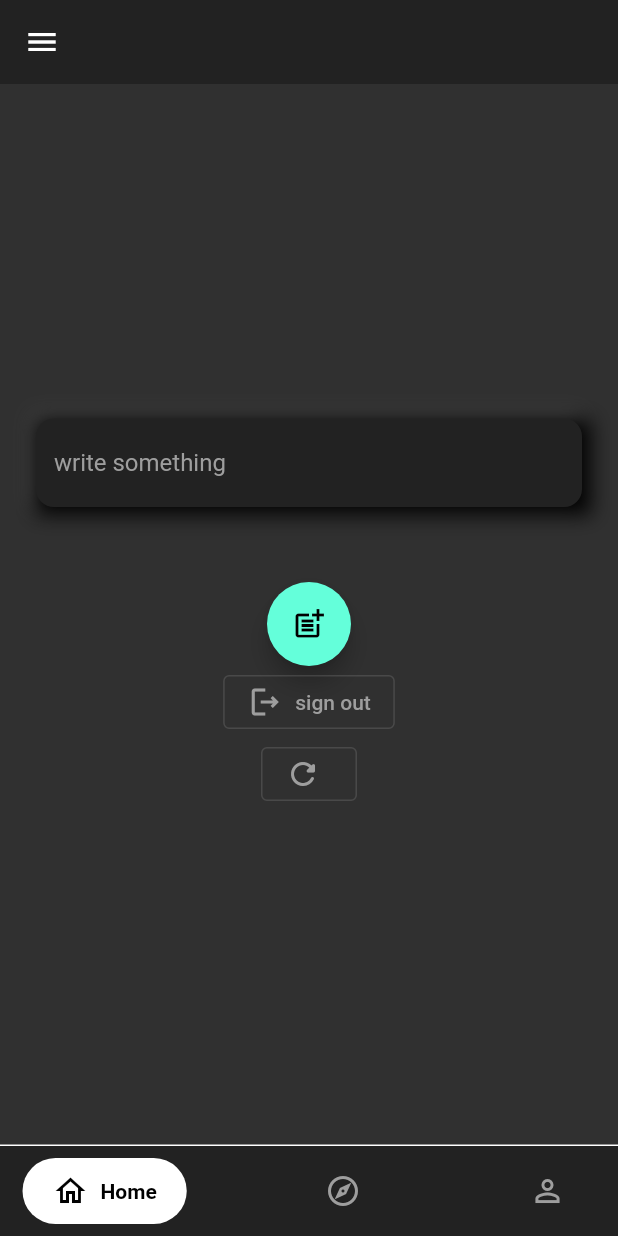
After one commit to notaringblade/social_media_app, a Flutter app: the screen it shows once a user with an empty profile is signed in, after a tap on the "add" icon, on a phone screen of 412 x 824 dp. The commit adds this screen. Run offline on Flutter 3.47's test engine with Material 2 defaults, Android fonts, the phone set to English and light mode, and no system bars; drawn by our look-alikes of google_nav_bar; our stand-ins replace bloc, cloud_firestore, equatable, firebase_auth, firebase_core, go_router and 1 more; accounts and stored records are empty.

Commit message:
user feed with refresh

```diff
--- a/lib/main_pages/explore_page.dart
+++ b/lib/main_pages/explore_page.dart
@@ -2,8 +2,8 @@ import 'package:cloud_firestore/cloud_firestore.dart';
 import 'package:firebase_auth/firebase_auth.dart';
 import 'package:flutter/material.dart';
 import 'package:go_router/go_router.dart';
+import 'package:liquid_pull_to_refresh/liquid_pull_to_refresh.dart';
 import 'package:social_media_app/models/user_model.dart';
-import 'package:social_media_app/screens/other_user_screen.dart';
 import 'package:social_media_app/services/auth_user.dart';
 
 class ExplorePage extends StatefulWidget {
@@ -15,12 +15,17 @@ class ExplorePage extends StatefulWidget {
   State<ExplorePage> createState() => _ExplorePageState();
 }
 
-class _ExplorePageState extends State<ExplorePage> {
+class _ExplorePageState extends State<ExplorePage>
+    with AutomaticKeepAliveClientMixin {
   List<UserModel> usersList = [];
   String currentUserId = '';
   final AuthUser _authUser = AuthUser();
   User? user = FirebaseAuth.instance.currentUser;
   CollectionReference userRef = FirebaseFirestore.instance.collection('users');
+
+  Future refresh() async {
+    setState(() {});
+  }
 
   @override
   void initState() {
@@ -31,6 +36,7 @@ class _ExplorePageState extends State<ExplorePage> {
 
   @override
   Widget build(BuildContext context) {
+    super.build(context);
     return Center(
       child: Column(
         mainAxisAlignment: MainAxisAlignment.start,
@@ -44,6 +50,12 @@ class _ExplorePageState extends State<ExplorePage> {
             builder: (context, snapshot) {
               print(_authUser.usersList);
               return Expanded(
+                child: LiquidPullToRefresh(
+                  // animSpeedFactor: 0.5 ,
+                  animSpeedFactor: 5,
+                  height: 70,
+                  showChildOpacityTransition: false,
+                  onRefresh: refresh,
                   child: ListView.builder(
                     shrinkWrap: true,
                     itemCount: _authUser.usersList.length,
@@ -61,7 +73,8 @@ class _ExplorePageState extends State<ExplorePage> {
                                 });
                               },
                               child: ListTile(
-                              title: Text(_authUser.usersList[index].username),
+                                title:
+                                    Text(_authUser.usersList[index].username),
                                 subtitle: Text(
                                     "${_authUser.usersList[index].firstName} ${_authUser.usersList[index].lastName}"),
                               ),
@@ -71,6 +84,7 @@ class _ExplorePageState extends State<ExplorePage> {
                       );
                     },
                   ),
+                ),
               );
             },
           )
@@ -78,4 +92,8 @@ class _ExplorePageState extends State<ExplorePage> {
       ),
     );
   }
+
+  @override
+  // TODO: implement wantKeepAlive
+  bool get wantKeepAlive => true;
 }
--- a/lib/main_pages/home_page.dart
+++ b/lib/main_pages/home_page.dart
@@ -1,11 +1,12 @@
 import 'package:cloud_firestore/cloud_firestore.dart';
 import 'package:firebase_auth/firebase_auth.dart';
 import 'package:flutter/material.dart';
-import 'package:social_media_app/models/post_model.dart';
 import 'package:social_media_app/services/auth_service.dart';
+import 'package:social_media_app/services/auth_user.dart';
 import 'package:social_media_app/services/fallback_services.dart';
 import 'package:social_media_app/services/post_service.dart';
 import 'package:social_media_app/widgets/common/text_field.dart';
+import 'package:social_media_app/widgets/post%20Widgets/display_feed.dart';
 
 class HomePage extends StatefulWidget {
   const HomePage({Key? key}) : super(key: key);
@@ -14,72 +15,115 @@ class HomePage extends StatefulWidget {
   State<HomePage> createState() => _HomePageState();
 }
 
-class _HomePageState extends State<HomePage> {
-  final PostService _postService =  PostService();
+class _HomePageState extends State<HomePage>
+    with AutomaticKeepAliveClientMixin {
+  final PostService _postService = PostService();
+  final AuthUser _authUser = AuthUser();
   final FallBackServices _fallback = FallBackServices();
   final user = FirebaseAuth.instance.currentUser!;
   final postController = TextEditingController();
 
   String currentUserId = '';
 
+  CollectionReference userRef = FirebaseFirestore.instance.collection('users');
 
-
-  CollectionReference userRef = FirebaseFirestore.instance.collection('users');
   @override
   void initState() {
-    userRef
-        .where('uid', isEqualTo: user.uid)
-        .get()
-        .then((value) => value.docs.forEach((element) {
-              currentUserId = element.reference.id;
-            }));
-
     super.initState();
   }
 
+
+  @override
   Widget build(BuildContext context) {
+    super.build(context);
     return Center(
-        child: Column(
+        child: Stack(alignment: Alignment.bottomRight, children: [
+      Column(
         mainAxisAlignment: MainAxisAlignment.center,
         children: [
-        Text(
-          "Welcome ${user.email}",
-          style: TextStyle(color: Colors.white),
+          // Text(
+          //   "Welcome ${user.email}",
+          //   style: const TextStyle(color: Colors.white),
+          // ),
+
+               DisplayFeed(
+                userId: user.uid,
+                postService: _postService,
+                user: user,
+                ids: _authUser.docIds,
+
               ),
-        // FloatingActionButton(onPressed: () {
-
-        //   _fallback.addSubCollections();
-        // },
-        // child: Text("Fallback"),
-        // ),
+        ],
+      ),
+      Padding(
+        padding: const EdgeInsets.all(8.0),
+        child: FloatingActionButton(
+          onPressed: () {
+            showBottomSheet(
+              context: context,
+              builder: (context) {
+                return Column(
+                  mainAxisAlignment: MainAxisAlignment.center,
+                  children: [
+                    CustomTextField(
+                        textController: postController,
+                        hintText: "write something"),
+                    const SizedBox(
+                      height: 50,
+                    ),
+                    FloatingActionButton(
+                      onPressed: () async {
+                        await _postService.publishPost(
+                            postController.text, context);
+                        postController.text = '';
+                        Navigator.pop(context);
+                      },
+                      child: const Icon(Icons.post_add_outlined),
+                    ),
                       OutlinedButton.icon(
                         onPressed: () {
                           AuthService().logout();
                         },
-          icon: Icon(Icons.logout_outlined),
-          label: Text("LogOut"),
+                        icon: const Icon(Icons.logout_outlined),
+                        label: const Text("sign out"),
                       ),
-        CustomTextField(textController: postController, hintText: 'title'),
-        SizedBox(
-          height: 30,
+
+                      OutlinedButton.icon(
+                        onPressed: () {
+                          setState(() {
+                        Navigator.pop(context);
+
+                          });
+                        },
+                        icon: const Icon(Icons.refresh_rounded),
+                        label: const Text(""),
                       ),
-        FloatingActionButton(onPressed: () {
-          _postService.publishPost(postController.text, context);
-          postController.text = "";
-        })
                   ],
-    ));
+                );
+              },
+            );
+            // refresh();
+          },
+          child: const Icon(Icons.add),
+        ),
+      )
+    ]));
   }
 
   SnackBar snackBarMessage(String s, Color color) {
     return SnackBar(
-      duration: Duration(milliseconds: 800),
+      behavior: SnackBarBehavior.floating,
+      duration: const Duration(milliseconds: 800),
       backgroundColor: color,
       content: Text(
         s,
         textAlign: TextAlign.center,
-        style: TextStyle(color: Colors.white),
+        style: const TextStyle(color: Colors.white),
       ),
     );
   }
+
+  @override
+  // TODO: implement wantKeepAlive
+  bool get wantKeepAlive => true;
 }
--- a/lib/main_pages/main_page.dart
+++ b/lib/main_pages/main_page.dart
@@ -99,7 +99,7 @@ class _MainPageState extends State<MainPage>
                 text: "User",
               ),
             ],
-            onTabChange: onTapped,
+            onTabChange: onTapped
           ),
         ),
       ),
--- a/lib/main_pages/profile_page.dart
+++ b/lib/main_pages/profile_page.dart
@@ -1,6 +1,7 @@
 import 'package:cloud_firestore/cloud_firestore.dart';
 import 'package:firebase_auth/firebase_auth.dart';
 import 'package:flutter/material.dart';
+import 'package:liquid_pull_to_refresh/liquid_pull_to_refresh.dart';
 import 'package:social_media_app/models/post_model.dart';
 import 'package:social_media_app/services/post_service.dart';
 import 'package:social_media_app/widgets/post%20Widgets/display_posts.dart';
@@ -19,11 +20,14 @@ class _ProfilePageState extends State<ProfilePage>
     with AutomaticKeepAliveClientMixin {
   User? user = FirebaseAuth.instance.currentUser;
   final PostService _postService = PostService();
-  CollectionReference userRef = FirebaseFirestore.instance.collection('users');
 
   CollectionReference users = FirebaseFirestore.instance.collection('users');
 
   List<PostModel> postList = [];
+
+  Future refresh() async {
+    setState(() {});
+  }
 
   @override
   void initState() {
@@ -46,16 +50,25 @@ class _ProfilePageState extends State<ProfilePage>
             const SizedBox(
               height: 20,
             ),
+            LiquidPullToRefresh(
+              onRefresh: refresh,
+              animSpeedFactor: 5,
+              height: 70,
+              // showChildOpacityTransition: false,
+              child: ListView(shrinkWrap: true, children: [
                 Padding(
                   padding: EdgeInsets.symmetric(horizontal: 18),
                   child: Column(
                     children: [
-                  UserDisplay(users: users, userId: user!.uid, ),
-                  TextButton(onPressed: () {
-
-                  }, child: Text("Edit Profile"))
+                      UserDisplay(
+                        users: users,
+                        userId: user!.uid,
+                      ),
+                      TextButton(onPressed: () {}, child: Text("Edit Profile"))
                     ],
                   ),
+                ),
+              ]),
             ),
             const SizedBox(
               height: 20,
@@ -65,7 +78,11 @@ class _ProfilePageState extends State<ProfilePage>
               style:
                   TextStyle(color: Colors.white, fontWeight: FontWeight.bold),
             ),
-            DisplayPosts(userId: user!.uid, postService: _postService, user: user,)
+            DisplayPosts(
+              userId: user!.uid,
+              postService: _postService,
+              user: user,
+            )
           ],
         ),
       ),
--- a/lib/screens/other_user_screen.dart
+++ b/lib/screens/other_user_screen.dart
@@ -118,6 +118,7 @@ class _OtherUserScreenState extends State<OtherUserScreen> {
   SnackBar snackBarMessage(String s, Color color) {
     return SnackBar(
       duration: Duration(milliseconds: 800),
+      behavior: SnackBarBehavior.floating,
       backgroundColor: color,
       content: Text(
         s,
--- a/lib/services/post_service.dart
+++ b/lib/services/post_service.dart
@@ -35,7 +35,7 @@ class PostService {
     var posts = await FirebaseFirestore.instance
         .collection('posts')
         .where('uid', isEqualTo: id)
-        .orderBy('post', descending: true)
+        .orderBy('created', descending: true)
         .get();
     mapPosts(posts);
   }
@@ -49,6 +49,18 @@ class PostService {
             created: post['created']))
         .toList();
     postList = list;
-    print(postList.length);
+    // print(list);
+  }
+
+  Stream fetchFeed(List uids) async* {
+    var feedPosts = await FirebaseFirestore.instance
+        .collection('posts')
+        .where('uid', whereIn: uids)
+        .orderBy('created', descending: true)
+        .get();
+
+    mapPosts(feedPosts);
+
+    // print(feedPosts);
   }
 }
--- /dev/null
+++ b/lib/widgets/post Widgets/display_feed.dart
@@ -0,0 +1,154 @@
+import 'package:firebase_auth/firebase_auth.dart';
+import 'package:flutter/foundation.dart';
+import 'package:flutter/material.dart';
+import 'package:go_router/go_router.dart';
+import 'package:liquid_pull_to_refresh/liquid_pull_to_refresh.dart';
+import 'package:social_media_app/config/router_constants.dart';
+import 'package:social_media_app/models/user_model.dart';
+import 'package:social_media_app/services/auth_user.dart';
+import 'package:social_media_app/services/post_service.dart';
+import 'package:social_media_app/widgets/common/custom_loading_widget.dart';
+
+class DisplayFeed extends StatefulWidget {
+  const DisplayFeed({
+    Key? key,
+    required this.userId,
+    required PostService postService,
+    required this.user,
+    this.ids = const [],
+  })  : _postService = postService,
+        super(key: key);
+
+  final PostService _postService;
+  final User? user;
+  final String userId;
+  final List ids;
+  @override
+  State<DisplayFeed> createState() => _DisplayFeedState();
+}
+
+class _DisplayFeedState extends State<DisplayFeed> {
+  final AuthUser _authUser = AuthUser();
+  final PostService _postService = PostService();
+  final List<Color> colors = [
+    Color(0xffFD8A8A),
+    Color(0xffA8D1D1),
+    Color(0xffF1F7B5),
+    Color(0xff9EA1D4),
+  ];
+  @override
+  Widget build(BuildContext context) {
+    return StreamBuilder(
+      stream: _authUser.fetchFollowers(widget.user!.uid, "following"),
+      builder: (context, snapshot) {
+        if (snapshot.connectionState == ConnectionState.done) {
+          return StreamBuilder(
+            stream: _postService.fetchFeed(_authUser.docIds),
+            builder: (context, snapshot) {
+              if (snapshot.connectionState == ConnectionState.done) {
+                if (_postService.postList.isNotEmpty) {
+                  return Expanded(
+                    child: RefreshIndicator(
+                      onRefresh: () async {
+                        setState(() {});
+                      },
+                      child: ListView.separated(
+                        separatorBuilder: (context, index) {
+                          return SizedBox(
+                            height: 20,
+                          );
+                        },
+                        shrinkWrap: true,
+                        itemCount: _postService.postList.length,
+                        itemBuilder: (context, index) {
+                          var time =
+                              _postService.postList[index].created.toDate();
+                          return StreamBuilder(
+                            stream: _authUser.fetchThisUser(
+                                _postService.postList[index].uid),
+                            builder:
+                                (context, AsyncSnapshot<UserModel> snapshot) {
+                              if (snapshot.hasData) {
+                                return Padding(
+                                  padding: const EdgeInsets.symmetric(
+                                      horizontal: 16.0),
+                                  child: Container(
+                                    decoration: BoxDecoration(
+                                      boxShadow: const [
+                                        BoxShadow(
+                                            offset: Offset(-2, -2),
+                                            color: Color(0xff4E4E4E),
+                                            // blurStyle: BlurStyle.normal,
+                                            blurRadius: 10.0,
+                                            spreadRadius: 1),
+                                        BoxShadow(
+                                            offset: Offset(3, 3),
+                                            color: Colors.black,
+                                            // blurStyle: BlurStyle.normal,
+                                            blurRadius: 10.0,
+                                            spreadRadius: 3),
+                                      ],
+                                      borderRadius: BorderRadius.circular(12),
+                                      color: colors[index % colors.length],
+                                    ),
+                                    padding:
+                                        EdgeInsets.symmetric(horizontal: 12),
+                                    child: Column(
+                                      mainAxisAlignment:
+                                          MainAxisAlignment.start,
+                                      crossAxisAlignment:
+                                          CrossAxisAlignment.start,
+                                      children: [
+                                        GestureDetector(
+                                          onTap: () {
+                                            context.pushNamed(
+                                                RouteConstants.user,
+                                                params: {
+                                                  'id': snapshot.data!.uid
+                                                });
+                                          },
+                                          child: ListTile(
+                                            title: Text(
+                                              snapshot.data!.username,
+                                              style: const TextStyle(
+                                                  color: Colors.black),
+                                            ),
+                                            subtitle: Text(
+                                              _postService.postList[index].post,
+                                              style: const TextStyle(
+                                                  color: Colors.black),
+                                            ),
+                                          ),
+                                        ),
+                                      ],
+                                    ),
+                                  ),
+                                );
+                              } else {
+                                return const CustomLoading();
+                              }
+                            },
+                          );
+                        },
+                      ),
+                    ),
+                  );
+                } else {
+                  return Expanded(
+                    child: ListView(shrinkWrap: true, children: [
+                      Text("You Are Not Following Any Users That Have Posted"),
+                    ]),
+                  );
+                }
+              } else {
+                return const CustomLoading();
+              }
+            },
+          );
+        } else {
+          return Container();
+        }
+      },
+    );
+  }
+}
--- a/lib/widgets/user display data/follow_list.dart
+++ b/lib/widgets/user display data/follow_list.dart
@@ -21,13 +21,13 @@ class FollowDisplay extends StatelessWidget {
 
   @override
   Widget build(BuildContext context) {
-    return FutureBuilder(
-      future: _authUser.fetchFollowers(id, type),
+    return StreamBuilder(
+      stream: _authUser.fetchFollowers(id, type),
       builder: (context, snapshot) {
         if (snapshot.connectionState == ConnectionState.done) {
           // print(_authUser.usersList);
           if(_authUser.docIds.isNotEmpty){
-
+            print(_authUser.docIds);
           return Expanded(
             child: ListView.builder(
               itemCount: _authUser.docIds.length,
--- a/lib/widgets/user display data/users_data.dart
+++ b/lib/widgets/user display data/users_data.dart
@@ -2,6 +2,7 @@ import 'package:cloud_firestore/cloud_firestore.dart';
 import 'package:flutter/material.dart';
 import 'package:go_router/go_router.dart';
 import 'package:social_media_app/config/router_constants.dart';
+import 'package:social_media_app/widgets/common/custom_loading_widget.dart';
 
 class UserDisplay extends StatefulWidget {
   const UserDisplay({
@@ -18,14 +19,14 @@ class UserDisplay extends StatefulWidget {
 
 
 class _UserDisplayState extends State<UserDisplay> {
-
+  late final future;
   @override
   void initState() {
     // TODO: implement initState
     // widget.refresh;
     // setState(() {
-
     // });
+    future = widget.users.doc(widget.userId).get();
     super.initState();
   }
   Widget build(BuildContext context) {
@@ -33,7 +34,7 @@ class _UserDisplayState extends State<UserDisplay> {
 
     });
     return FutureBuilder<DocumentSnapshot>(
-      future: widget.users.doc(widget.userId).get(),
+      future: future,
       builder: (context, snapshot) {
 
         if (snapshot.connectionState ==
--- a/pubspec.yaml
+++ b/pubspec.yaml
@@ -43,7 +43,7 @@ dependencies:
   equatable: ^2.0.5
   flutter_bloc: ^8.1.1
   go_router: ^6.0.0
-  provider: ^6.0.5
+  liquid_pull_to_refresh: ^3.0.1
 
 dev_dependencies:
   flutter_test:
```
Also changed, not shown: lib/services/auth_user.dart (+40 -11 lines), pubspec.lock. Lines whose indentation alone changed are shown as unchanged.
